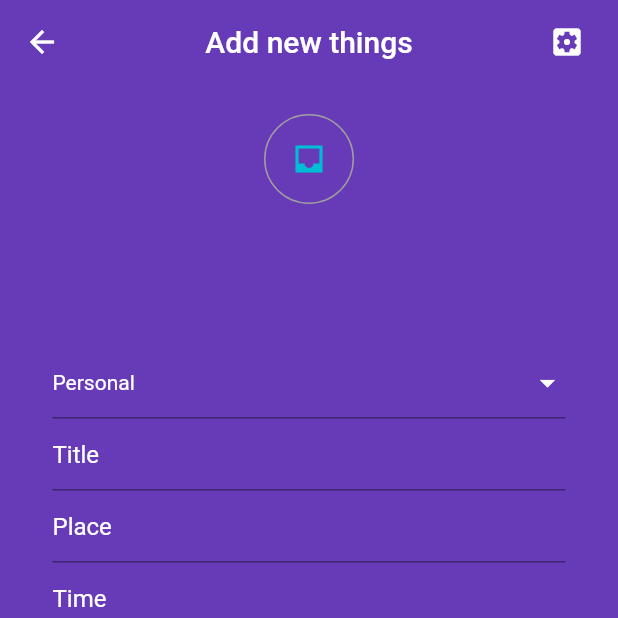
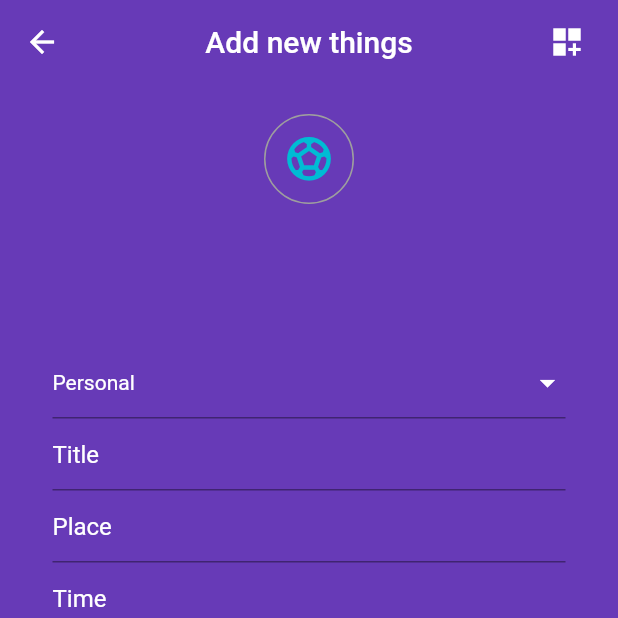
Before and after one commit to AbdelrhamanTareq/todo_app, a Flutter app: the AddScreen screen opened directly, on a phone screen of 412 x 824 dp, the top half of it. Run offline on Flutter 3.47's test engine with Material 2 defaults, Android fonts, the phone set to English and light mode, and no system bars; our stand-ins replace percent_indicator, sqflite; accounts and stored records are empty.

Commit message:
finish add screen

```diff
--- a/lib/screens/add_screen.dart
+++ b/lib/screens/add_screen.dart
@@ -1,6 +1,7 @@
 import 'package:flutter/material.dart';
 import 'package:intl/intl.dart';
 import 'package:provider/provider.dart';
+import 'package:todo_app/screens/setting_screen.dart';
 
 import '../providers/database.dart';
 
@@ -26,6 +27,7 @@ class _AddScreenState extends State<AddScreen> {
         place: place,
         time: time,
         date: date,
+        icon: shownIcon.codePoint,
       );
       Navigator.of(context).pop();
     }
@@ -51,7 +53,16 @@ class _AddScreenState extends State<AddScreen> {
     );
   }
 
-  String category = '';
+  List<IconData> icons = [
+    Icons.sports_soccer_rounded,
+    Icons.music_note,
+    Icons.design_services_sharp,
+    Icons.timeline
+  ];
+
+  IconData shownIcon = Icons.sports_soccer_rounded;
+
+  String category = 'Personal';
 
   List<String> categories = [
     "Personal",
@@ -78,7 +89,13 @@ class _AddScreenState extends State<AddScreen> {
             Padding(
               padding: const EdgeInsets.only(right: 10),
               child: IconButton(
-                  icon: Icon(Icons.settings_applications), onPressed: () {}),
+                  icon: Icon(Icons.dashboard_customize),
+                  onPressed: () {
+                    Navigator.push(
+                      context,
+                      MaterialPageRoute(builder: (context) => SettingScreen()),
+                    );
+                  }),
             )
           ],
         ),
@@ -91,12 +108,41 @@ class _AddScreenState extends State<AddScreen> {
                   width: 60,
                   height: 60,
                   decoration: BoxDecoration(
-                    shape: BoxShape.circle,
-                    border: Border.all(
-                      color: Colors.grey,
+                      shape: BoxShape.circle,
+                      border: Border.all(
+                        color: Colors.grey,
+                      ),
+                      color: Colors.deepPurple),
+                  child: Center(
+                    child: DropdownButtonHideUnderline(
+                      child: DropdownButton(
+                        value: shownIcon,
+                        style: TextStyle(color: Colors.white),
+                        iconSize: 0.0,
+                        dropdownColor: Colors.black87,
+                        elevation: 16,
+                        onChanged: (newValue) {
+                          setState(() {
+                            shownIcon = newValue;
+
+                            print(newValue);
+                          });
+                        },
+                        items: icons.map((value) {
+                          return DropdownMenuItem(
+                            value: value,
+                            child: Icon(
+                              value,
+                              color: Colors.cyan,
+                              size: 35,
+                            ),
+                          );
+                        }).toList(),
+                      ),
                     ),
                   ),
-                  child: Icon(Icons.inbox_sharp, color: Colors.cyan),
+
+                  //  Icon(Icons.inbox_sharp, color: Colors.cyan),
                 ),
               ),
               SizedBox(height: 50),
@@ -137,7 +183,6 @@ class _AddScreenState extends State<AddScreen> {
                               ),
                             );
                           }).toList(),
-                          // onSaved: (val) => setState(() => _user.typeNeg = val),
                         ),
                         textField(
                             controller: _titleController,
```
Also changed, not shown: lib/main.dart (+11 -8 lines), lib/providers/database.dart (+63 -17 lines), lib/screens/home.dart (+117 -29 lines), lib/screens/setting_screen.dart (added, +8 -0 lines), 1 other file.
